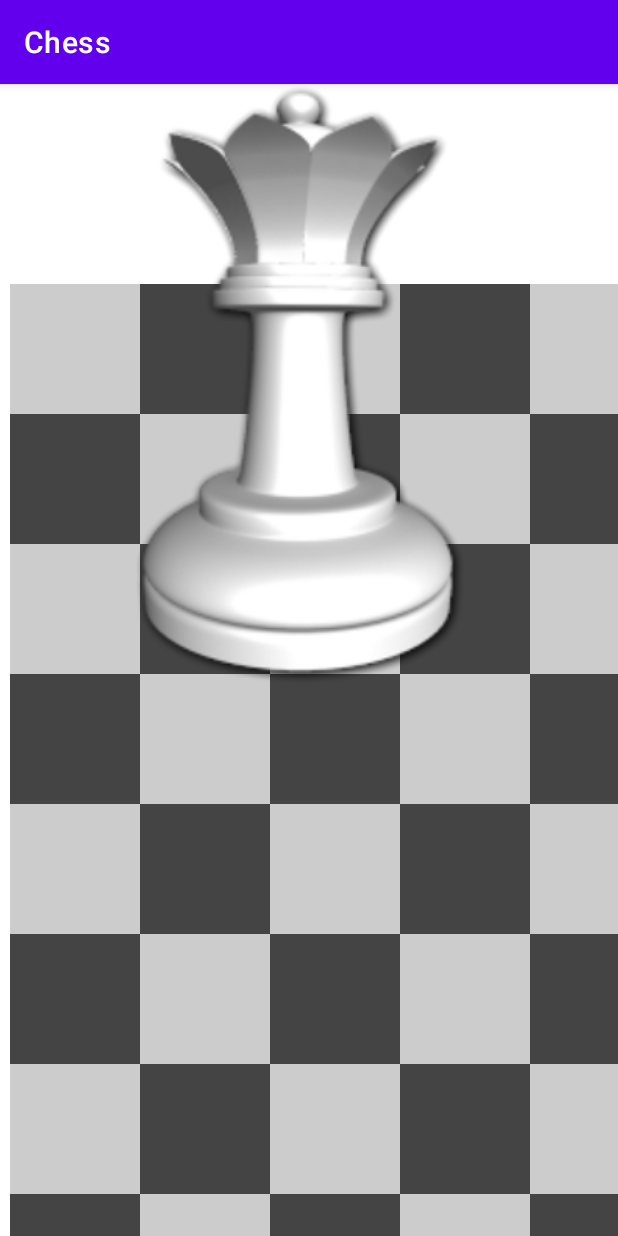
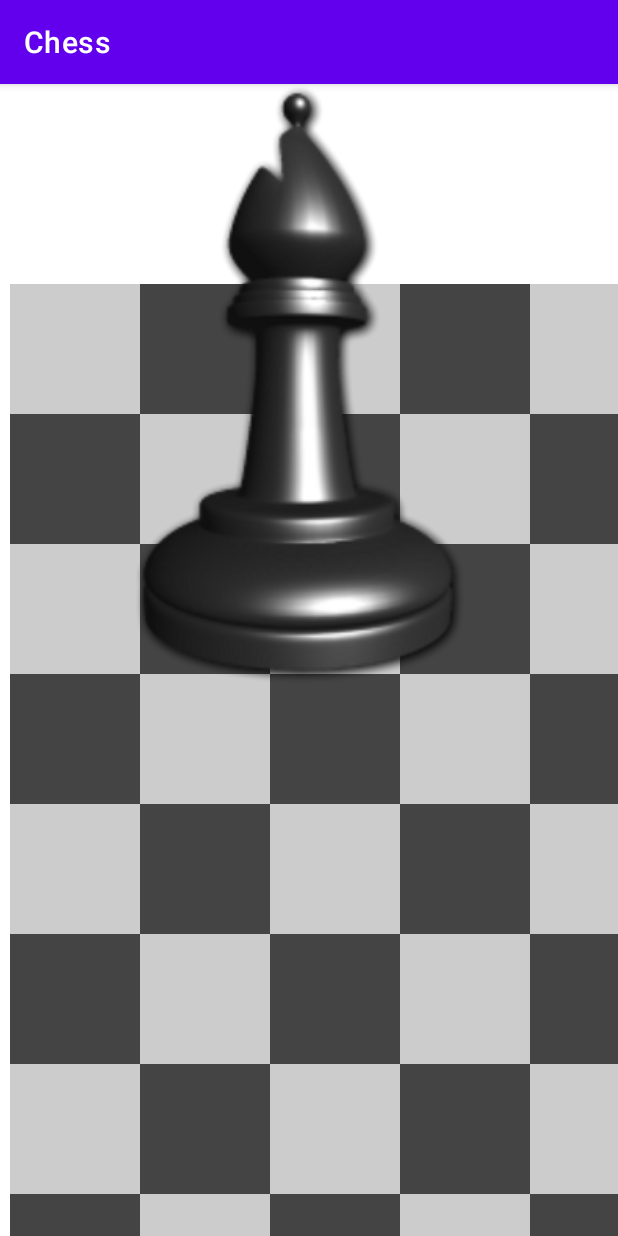
Before and after one commit to fegusta/chess-kotlin, an Android app: the screen it shows after launch (MainActivity), on a phone screen of 412 x 824 dp. Run offline under Robolectric (Android 15) with nearby library versions, the phone set to English and light mode, and no system bars.

Commit message:
preloaded all the 12 pieces images using map

```diff
--- a/app/src/main/java/com/fegusta/chess/ChessView.kt
+++ b/app/src/main/java/com/fegusta/chess/ChessView.kt
@@ -10,17 +10,46 @@ class ChessView(context: Context?, attrs: AttributeSet?) : View(context, attrs)
     private final val originX: Float = 10f
     private final val originY: Float = 200f
     private final val cellSide: Float = 130f
+    private final val imgResIds = setOf(
+            R.drawable.bishop_black,
+            R.drawable.bishop_white,
+            R.drawable.king_black,
+            R.drawable.king_white,
+            R.drawable.queen_black,
+            R.drawable.queen_white,
+            R.drawable.rook_black,
+            R.drawable.rook_white,
+            R.drawable.knight_black,
+            R.drawable.knight_white,
+            R.drawable.pawn_black,
+            R.drawable.pawn_white
+    )
+    private final val bitmaps = mutableMapOf<Int, Bitmap>()
+    private final val paint = Paint()
+
+    init {
+        loadBitmaps()
+    }
 
     override fun onDraw(canvas: Canvas?) {
-        val paint = Paint()
+        drawChessboard(canvas)
+
+        val whiteQueenBitmap = bitmaps[R.drawable.bishop_black]!!
+        canvas?.drawBitmap(whiteQueenBitmap, null, Rect(0,0,600,600), paint)
+    }
+
+    private fun loadBitmaps() {
+        imgResIds.forEach {
+            bitmaps[it] = BitmapFactory.decodeResource(resources, it)
+        }
+    }
+
+    private fun drawChessboard(canvas: Canvas?) {
         for (j in 0..7) {
             for (i in 0..7){
                 paint.color = if ((i + j) % 2 == 1) Color.DKGRAY else Color.LTGRAY
                 canvas?.drawRect(originX + i * cellSide,originY + j * cellSide,originX + (i + 1) * cellSide, originY + (j + 1) * cellSide, paint)
             }
         }
-
-        val whiteQueenBitmap = BitmapFactory.decodeResource(resources, R.drawable.queen_white)
-        canvas?.drawBitmap(whiteQueenBitmap, null, Rect(0,0,600,600), paint)
     }
 }
```
